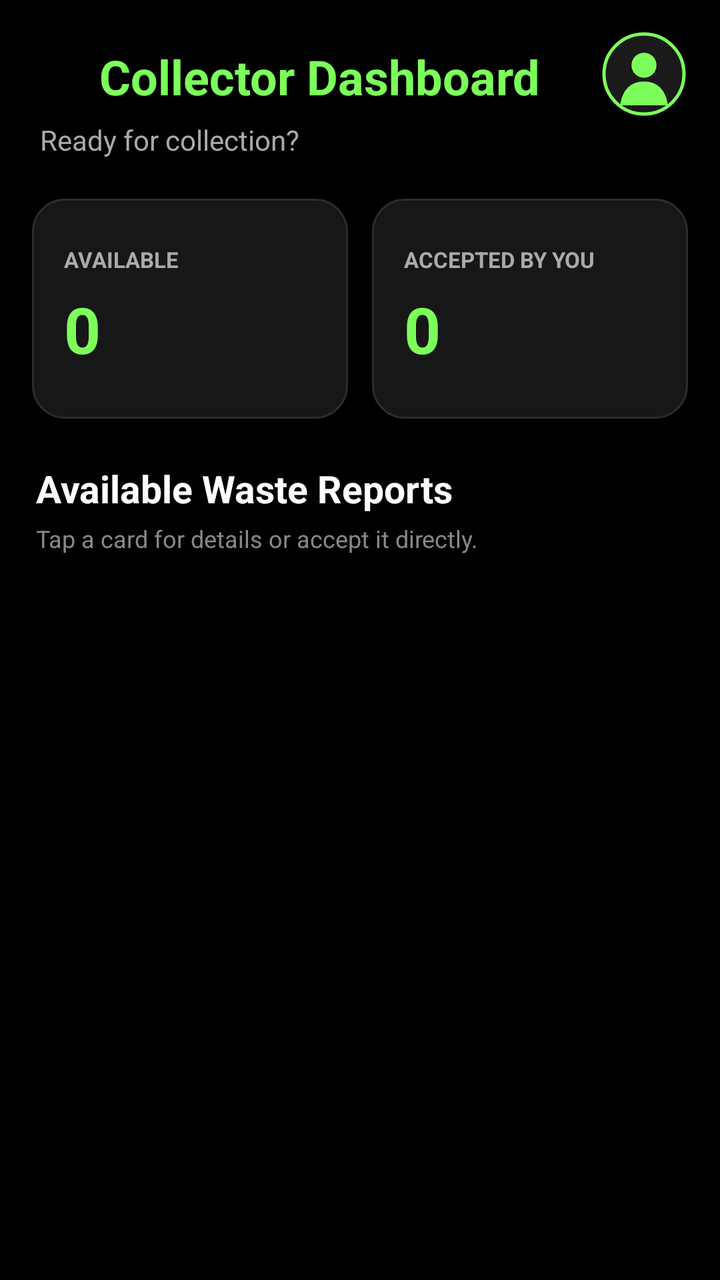
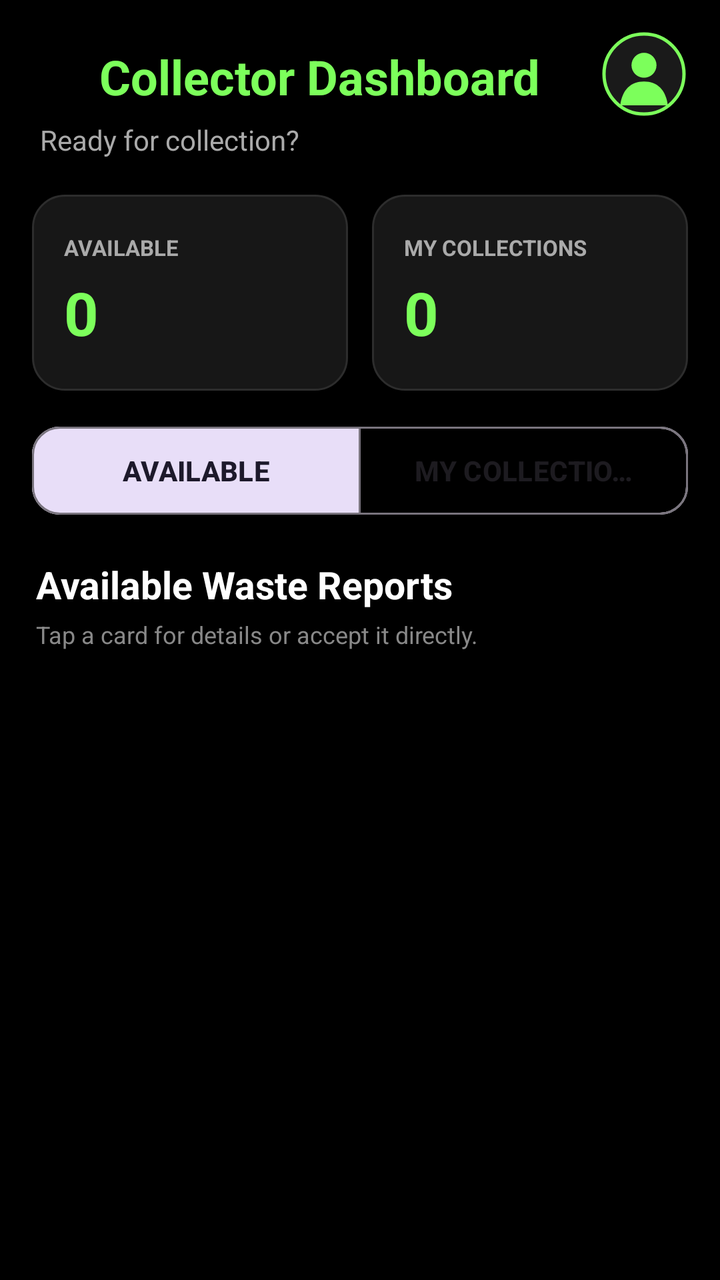

Two renders of the same Android screen: before a commit and after it. Below are the layout's source before the change and the commit's diff.
<!-- AndroidManifest.xml: application theme Theme.EcoPrint -->
<!-- res/layout/activity_collector_home.xml -->
<?xml version="1.0" encoding="utf-8"?>
<androidx.constraintlayout.widget.ConstraintLayout
        xmlns:android="http://schemas.android.com/apk/res/android"
        xmlns:app="http://schemas.android.com/apk/res-auto"
        android:layout_width="match_parent"
        android:layout_height="match_parent"
        android:background="#000000">

    <TextView
            android:id="@+id/pageTitle"
            android:layout_width="wrap_content"
            android:layout_height="wrap_content"
            android:layout_marginStart="20dp"
            android:layout_marginTop="22dp"
            android:text="Collector Dashboard"
            android:textColor="#7CFF5B"
            android:textSize="24sp"
            android:textStyle="bold"
            app:layout_constraintStart_toStartOf="parent"
            app:layout_constraintEnd_toStartOf="@id/profileImage"
            app:layout_constraintTop_toTopOf="parent" />

    <com.google.android.material.imageview.ShapeableImageView
            android:id="@+id/profileImage"
            android:layout_width="44dp"
            android:layout_height="44dp"
            android:layout_marginTop="15dp"
            android:layout_marginEnd="16dp"
            android:contentDescription="Collector profile picture"
            android:padding="2dp"
            android:scaleType="centerCrop"
            android:src="@drawable/ic_default_profile"
            app:shapeAppearanceOverlay="@style/EcoPrintProfileCircle"
            app:strokeColor="#7CFF5B"
            app:strokeWidth="1.5dp"
            app:layout_constraintEnd_toEndOf="parent"
            app:layout_constraintTop_toTopOf="parent" />

    <TextView
            android:id="@+id/greetingText"
            android:layout_width="0dp"
            android:layout_height="wrap_content"
            android:layout_marginStart="20dp"
            android:layout_marginTop="6dp"
            android:layout_marginEnd="20dp"
            android:text="Ready for collection?"
            android:textColor="#AAAAAA"
            android:textSize="14sp"
            app:layout_constraintEnd_toEndOf="parent"
            app:layout_constraintStart_toStartOf="parent"
            app:layout_constraintTop_toBottomOf="@id/pageTitle" />

    <LinearLayout
            android:id="@+id/summaryRow"
            android:layout_width="0dp"
            android:layout_height="wrap_content"
            android:layout_marginStart="16dp"
            android:layout_marginTop="20dp"
            android:layout_marginEnd="16dp"
            android:orientation="horizontal"
            app:layout_constraintEnd_toEndOf="parent"
            app:layout_constraintStart_toStartOf="parent"
            app:layout_constraintTop_toBottomOf="@id/greetingText">

        <LinearLayout
                android:layout_width="0dp"
                android:layout_height="110dp"
                android:layout_weight="1"
                android:background="@drawable/collector_summary_background"
                android:gravity="center_vertical"
                android:orientation="vertical"
                android:padding="16dp">

            <TextView
                    android:layout_width="wrap_content"
                    android:layout_height="wrap_content"
                    android:text="AVAILABLE"
                    android:textColor="#AAAAAA"
                    android:textSize="11sp"
                    android:textStyle="bold" />

            <TextView
                    android:id="@+id/availableCountText"
                    android:layout_width="wrap_content"
                    android:layout_height="wrap_content"
                    android:layout_marginTop="6dp"
                    android:text="0"
                    android:textColor="#7CFF5B"
                    android:textSize="32sp"
                    android:textStyle="bold" />
        </LinearLayout>

        <Space
                android:layout_width="12dp"
                android:layout_height="1dp" />

        <LinearLayout
                android:layout_width="0dp"
                android:layout_height="110dp"
                android:layout_weight="1"
                android:background="@drawable/collector_summary_background"
                android:gravity="center_vertical"
                android:orientation="vertical"
                android:padding="16dp">

            <TextView
                    android:layout_width="wrap_content"
                    android:layout_height="wrap_content"
                    android:text="ACCEPTED BY YOU"
                    android:textColor="#AAAAAA"
                    android:textSize="11sp"
                    android:textStyle="bold" />

            <TextView
                    android:id="@+id/acceptedCountText"
                    android:layout_width="wrap_content"
                    android:layout_height="wrap_content"
                    android:layout_marginTop="6dp"
                    android:text="0"
                    android:textColor="#7CFF5B"
                    android:textSize="32sp"
                    android:textStyle="bold" />
        </LinearLayout>
    </LinearLayout>

    <TextView
            android:id="@+id/availableTitle"
            android:layout_width="wrap_content"
            android:layout_height="wrap_content"
            android:layout_marginStart="18dp"
            android:layout_marginTop="22dp"
            android:text="Available Waste Reports"
            android:textColor="#FFFFFF"
            android:textSize="19sp"
            android:textStyle="bold"
            app:layout_constraintStart_toStartOf="parent"
            app:layout_constraintTop_toBottomOf="@id/summaryRow" />

    <TextView
            android:id="@+id/availableSubtitle"
            android:layout_width="0dp"
            android:layout_height="wrap_content"
            android:layout_marginStart="18dp"
            android:layout_marginTop="4dp"
            android:layout_marginEnd="18dp"
            android:text="Tap a card for details or accept it directly."
            android:textColor="#888888"
            android:textSize="12sp"
            app:layout_constraintEnd_toEndOf="parent"
            app:layout_constraintStart_toStartOf="parent"
            app:layout_constraintTop_toBottomOf="@id/availableTitle" />

    <androidx.recyclerview.widget.RecyclerView
            android:id="@+id/reportsRecyclerView"
            android:layout_width="0dp"
            android:layout_height="0dp"
            android:clipToPadding="false"
            android:paddingStart="14dp"
            android:paddingTop="14dp"
            android:paddingEnd="14dp"
            android:paddingBottom="24dp"
            app:layout_constraintBottom_toBottomOf="parent"
            app:layout_constraintEnd_toEndOf="parent"
            app:layout_constraintStart_toStartOf="parent"
            app:layout_constraintTop_toBottomOf="@id/availableSubtitle" />

    <ProgressBar
            android:id="@+id/loadingProgress"
            style="?android:attr/progressBarStyle"
            android:layout_width="48dp"
            android:layout_height="48dp"
            android:indeterminateTint="#7CFF5B"
            app:layout_constraintBottom_toBottomOf="parent"
            app:layout_constraintEnd_toEndOf="parent"
            app:layout_constraintStart_toStartOf="parent"
            app:layout_constraintTop_toBottomOf="@id/availableSubtitle" />

    <LinearLayout
            android:id="@+id/stateContainer"
            android:layout_width="300dp"
            android:layout_height="wrap_content"
            android:gravity="center"
            android:orientation="vertical"
            android:visibility="gone"
            app:layout_constraintBottom_toBottomOf="parent"
            app:layout_constraintEnd_toEndOf="parent"
            app:layout_constraintStart_toStartOf="parent"
            app:layout_constraintTop_toBottomOf="@id/availableSubtitle">

        <TextView
                android:id="@+id/emptyStateText"
                android:layout_width="match_parent"
                android:layout_height="wrap_content"
                android:gravity="center"
                android:lineSpacingExtra="4dp"
                android:text="No available reports right now.\n\nNew Pending citizen reports will appear here."
                android:textColor="#999999"
                android:textSize="15sp" />

        <com.google.android.material.button.MaterialButton
                android:id="@+id/retryButton"
                android:layout_width="wrap_content"
                android:layout_height="48dp"
                android:layout_marginTop="18dp"
                android:text="TRY AGAIN"
                android:textColor="#071200"
                android:textStyle="bold"
                android:visibility="gone"
                app:backgroundTint="#7CFF5B"
                app:cornerRadius="14dp" />

    </LinearLayout>

</androidx.constraintlayout.widget.ConstraintLayout>
<!-- resources referenced by this layout -->
<resources>
  <!-- drawable collector_summary_background (drawable) -->
  <?xml version="1.0" encoding="utf-8"?>
  <shape xmlns:android="http://schemas.android.com/apk/res/android">
  
      <solid android:color="#171717" />
  
      <stroke
              android:width="1dp"
              android:color="#2D2D2D" />
  
      <corners android:radius="16dp" />
  
  </shape>
  <!-- drawable ic_default_profile (drawable) -->
  <vector xmlns:android="http://schemas.android.com/apk/res/android"
          android:width="64dp"
          android:height="64dp"
          android:viewportWidth="64"
          android:viewportHeight="64">
  
      <path
              android:fillColor="#1A1A1A"
              android:pathData="M32,0A32,32 0,1 0,32 64A32,32 0,1 0,32 0" />
  
      <path
              android:fillColor="#7CFF5B"
              android:pathData="M32,15A10,10 0,1 0,32 35A10,10 0,1 0,32 15" />
  
      <path
              android:fillColor="#7CFF5B"
              android:pathData="M13,57C14.5,44.5 21.5,38 32,38C42.5,38 49.5,44.5 51,57Z" />
  </vector>
  <style name="EcoPrintProfileCircle">
          <item name="cornerFamily">rounded</item>
          <item name="cornerSize">50%</item>
      </style>
  <style name="Theme.EcoPrint" parent="Base.Theme.EcoPrint" />
  <style name="Base.Theme.EcoPrint" parent="Theme.Material3.DayNight.NoActionBar">
          
          
      </style>
</resources>

<!-- the commit's change to res/layout/activity_collector_home.xml (unified diff, before → after) -->
@@ -16,8 +16,8 @@
             android:textColor="#7CFF5B"
             android:textSize="24sp"
             android:textStyle="bold"
-            app:layout_constraintStart_toStartOf="parent"
             app:layout_constraintEnd_toStartOf="@id/profileImage"
+            app:layout_constraintStart_toStartOf="parent"
             app:layout_constraintTop_toTopOf="parent" />
 
     <com.google.android.material.imageview.ShapeableImageView
@@ -30,11 +30,11 @@
             android:padding="2dp"
             android:scaleType="centerCrop"
             android:src="@drawable/ic_default_profile"
+            app:layout_constraintEnd_toEndOf="parent"
+            app:layout_constraintTop_toTopOf="parent"
             app:shapeAppearanceOverlay="@style/EcoPrintProfileCircle"
             app:strokeColor="#7CFF5B"
-            app:strokeWidth="1.5dp"
-            app:layout_constraintEnd_toEndOf="parent"
-            app:layout_constraintTop_toTopOf="parent" />
+            app:strokeWidth="1.5dp" />
 
     <TextView
             android:id="@+id/greetingText"
@@ -55,7 +55,7 @@
             android:layout_width="0dp"
             android:layout_height="wrap_content"
             android:layout_marginStart="16dp"
-            android:layout_marginTop="20dp"
+            android:layout_marginTop="18dp"
             android:layout_marginEnd="16dp"
             android:orientation="horizontal"
             app:layout_constraintEnd_toEndOf="parent"
@@ -63,10 +63,14 @@
             app:layout_constraintTop_toBottomOf="@id/greetingText">
 
         <LinearLayout
-                android:layout_width="0dp"
-                android:layout_height="110dp"
+                android:id="@+id/availableSummaryCard"
+                android:layout_width="0dp"
+                android:layout_height="98dp"
                 android:layout_weight="1"
                 android:background="@drawable/collector_summary_background"
+                android:clickable="true"
+                android:focusable="true"
+                android:foreground="?attr/selectableItemBackground"
                 android:gravity="center_vertical"
                 android:orientation="vertical"
                 android:padding="16dp">
@@ -83,10 +87,10 @@
                     android:id="@+id/availableCountText"
                     android:layout_width="wrap_content"
                     android:layout_height="wrap_content"
-                    android:layout_marginTop="6dp"
+                    android:layout_marginTop="5dp"
                     android:text="0"
                     android:textColor="#7CFF5B"
-                    android:textSize="32sp"
+                    android:textSize="30sp"
                     android:textStyle="bold" />
         </LinearLayout>
 
@@ -95,10 +99,14 @@
                 android:layout_height="1dp" />
 
         <LinearLayout
-                android:layout_width="0dp"
-                android:layout_height="110dp"
+                android:id="@+id/acceptedSummaryCard"
+                android:layout_width="0dp"
+                android:layout_height="98dp"
                 android:layout_weight="1"
                 android:background="@drawable/collector_summary_background"
+                android:clickable="true"
+                android:focusable="true"
+                android:foreground="?attr/selectableItemBackground"
                 android:gravity="center_vertical"
                 android:orientation="vertical"
                 android:padding="16dp">
@@ -106,7 +114,7 @@
             <TextView
                     android:layout_width="wrap_content"
                     android:layout_height="wrap_content"
-                    android:text="ACCEPTED BY YOU"
+                    android:text="MY COLLECTIONS"
                     android:textColor="#AAAAAA"
                     android:textSize="11sp"
                     android:textStyle="bold" />
@@ -115,29 +123,65 @@
                     android:id="@+id/acceptedCountText"
                     android:layout_width="wrap_content"
                     android:layout_height="wrap_content"
-                    android:layout_marginTop="6dp"
+                    android:layout_marginTop="5dp"
                     android:text="0"
                     android:textColor="#7CFF5B"
-                    android:textSize="32sp"
+                    android:textSize="30sp"
                     android:textStyle="bold" />
         </LinearLayout>
     </LinearLayout>
 
-    <TextView
-            android:id="@+id/availableTitle"
+    <com.google.android.material.button.MaterialButtonToggleGroup
+            android:id="@+id/sectionToggleGroup"
+            android:layout_width="0dp"
+            android:layout_height="52dp"
+            android:layout_marginStart="16dp"
+            android:layout_marginTop="14dp"
+            android:layout_marginEnd="16dp"
+            app:checkedButton="@id/availableTabButton"
+            app:selectionRequired="true"
+            app:singleSelection="true"
+            app:layout_constraintEnd_toEndOf="parent"
+            app:layout_constraintStart_toStartOf="parent"
+            app:layout_constraintTop_toBottomOf="@id/summaryRow">
+
+        <com.google.android.material.button.MaterialButton
+                android:id="@+id/availableTabButton"
+                style="@style/Widget.Material3.Button.OutlinedButton"
+                android:layout_width="0dp"
+                android:layout_height="match_parent"
+                android:layout_weight="1"
+                android:text="AVAILABLE"
+                android:textStyle="bold"
+                app:cornerRadius="14dp" />
+
+        <com.google.android.material.button.MaterialButton
+                android:id="@+id/myCollectionsTabButton"
+                style="@style/Widget.Material3.Button.OutlinedButton"
+                android:layout_width="0dp"
+                android:layout_height="match_parent"
+                android:layout_weight="1"
+                android:text="MY COLLECTIONS"
+                android:textStyle="bold"
+                app:cornerRadius="14dp" />
+
+    </com.google.android.material.button.MaterialButtonToggleGroup>
+
+    <TextView
+            android:id="@+id/sectionTitle"
             android:layout_width="wrap_content"
             android:layout_height="wrap_content"
             android:layout_marginStart="18dp"
-            android:layout_marginTop="22dp"
+            android:layout_marginTop="18dp"
             android:text="Available Waste Reports"
             android:textColor="#FFFFFF"
             android:textSize="19sp"
             android:textStyle="bold"
             app:layout_constraintStart_toStartOf="parent"
-            app:layout_constraintTop_toBottomOf="@id/summaryRow" />
-
-    <TextView
-            android:id="@+id/availableSubtitle"
+            app:layout_constraintTop_toBottomOf="@id/sectionToggleGroup" />
+
+    <TextView
+            android:id="@+id/sectionSubtitle"
             android:layout_width="0dp"
             android:layout_height="wrap_content"
             android:layout_marginStart="18dp"
@@ -148,7 +192,7 @@
             android:textSize="12sp"
             app:layout_constraintEnd_toEndOf="parent"
             app:layout_constraintStart_toStartOf="parent"
-            app:layout_constraintTop_toBottomOf="@id/availableTitle" />
+            app:layout_constraintTop_toBottomOf="@id/sectionTitle" />
 
     <androidx.recyclerview.widget.RecyclerView
             android:id="@+id/reportsRecyclerView"
@@ -162,7 +206,7 @@
             app:layout_constraintBottom_toBottomOf="parent"
             app:layout_constraintEnd_toEndOf="parent"
             app:layout_constraintStart_toStartOf="parent"
-            app:layout_constraintTop_toBottomOf="@id/availableSubtitle" />
+            app:layout_constraintTop_toBottomOf="@id/sectionSubtitle" />
 
     <ProgressBar
             android:id="@+id/loadingProgress"
@@ -173,7 +217,7 @@
             app:layout_constraintBottom_toBottomOf="parent"
             app:layout_constraintEnd_toEndOf="parent"
             app:layout_constraintStart_toStartOf="parent"
-            app:layout_constraintTop_toBottomOf="@id/availableSubtitle" />
+            app:layout_constraintTop_toBottomOf="@id/sectionSubtitle" />
 
     <LinearLayout
             android:id="@+id/stateContainer"
@@ -185,7 +229,7 @@
             app:layout_constraintBottom_toBottomOf="parent"
             app:layout_constraintEnd_toEndOf="parent"
             app:layout_constraintStart_toStartOf="parent"
-            app:layout_constraintTop_toBottomOf="@id/availableSubtitle">
+            app:layout_constraintTop_toBottomOf="@id/sectionSubtitle">
 
         <TextView
                 android:id="@+id/emptyStateText"
@@ -193,7 +237,7 @@
                 android:layout_height="wrap_content"
                 android:gravity="center"
                 android:lineSpacingExtra="4dp"
-                android:text="No available reports right now.\n\nNew Pending citizen reports will appear here."
+                android:text="No available reports right now."
                 android:textColor="#999999"
                 android:textSize="15sp" />
 
